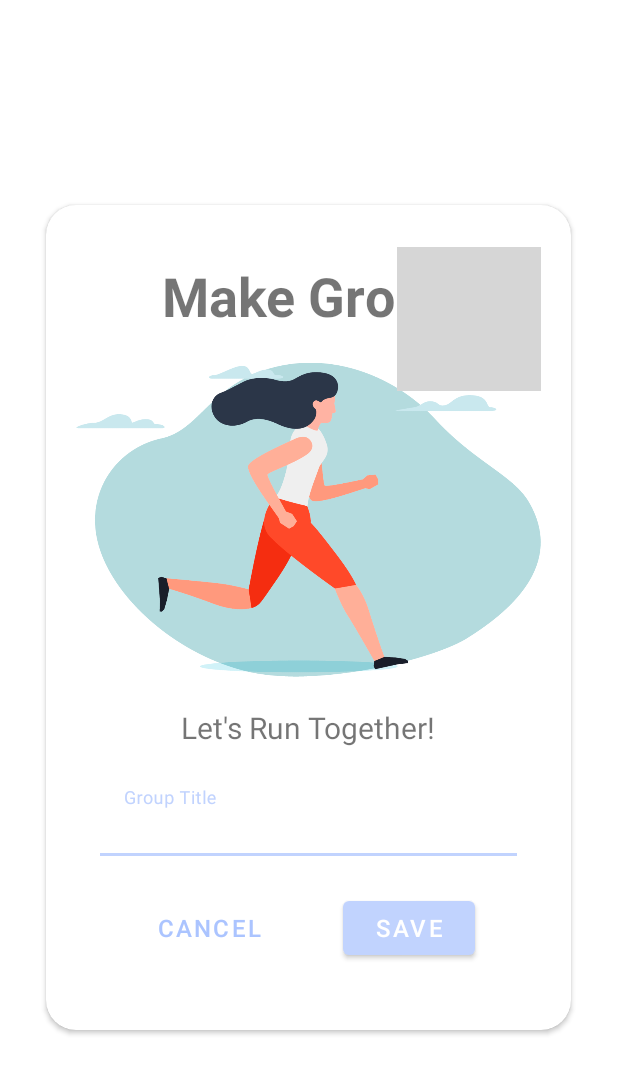
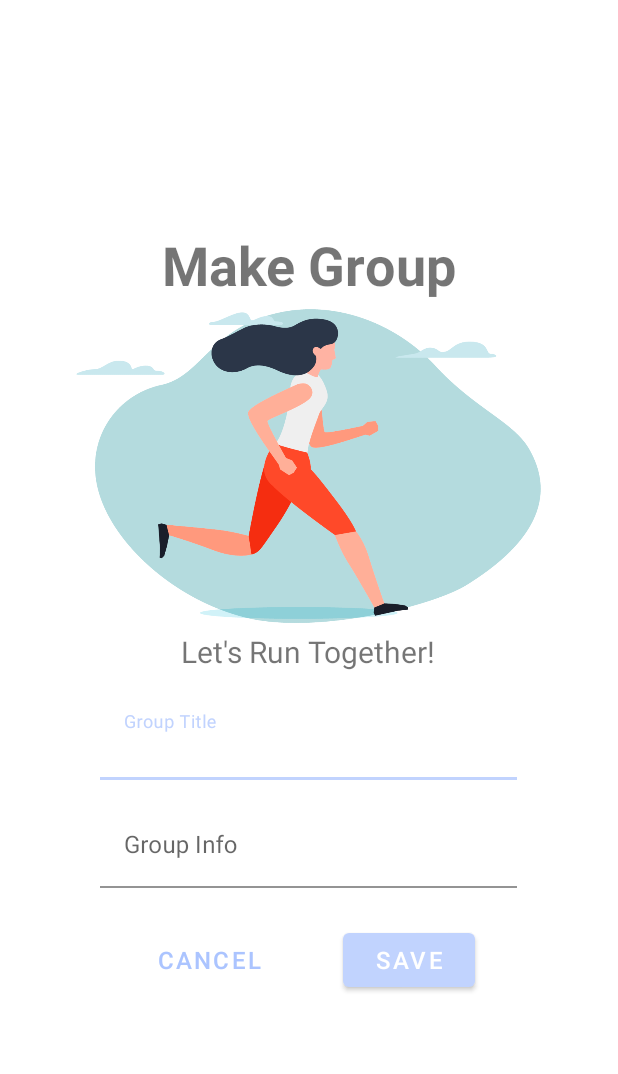
Before and after one commit to reverg/MadCamp2, an Android app: the layout dialog_make_group.xml on its own in the app's theme, with its tools: preview values and no code run, on a phone screen of 412 x 824 dp. Shown: the top 1074 px of the screen. Run offline under Robolectric (Android 15) with nearby library versions, the phone set to English and light mode, and no system bars; Roboto replaces fonts that are not available here; grey boxes are pictures that could not be loaded.

Commit message:
user ranking & group info set

```diff
--- a/app/src/main/java/com/example/madcamp2/RetrofitClient.java
+++ b/app/src/main/java/com/example/madcamp2/RetrofitClient.java
@@ -9,7 +9,7 @@ import retrofit2.Retrofit;
 import retrofit2.converter.gson.GsonConverterFactory;
 
 public class RetrofitClient {
-    private static final String BASE_URL = "http://192.249.18.74:443";
+    private static final String BASE_URL = "http://192.249.18.69:443";
     private static Retrofit retrofit = null;
 
     private RetrofitClient() {
--- a/app/src/main/java/com/example/madcamp2/community/CommunityAdapter.java
+++ b/app/src/main/java/com/example/madcamp2/community/CommunityAdapter.java
@@ -47,6 +47,7 @@ public class CommunityAdapter extends RecyclerView.Adapter<CommunityAdapter.Comm
         private MaterialCardView community_group;
         //private ImageView group_img;
         private TextView group_name;
+        private TextView group_info;
         private ImageView group_delete;
 
         public CommunityViewHolder(@NonNull View itemView) {
@@ -54,6 +55,7 @@ public class CommunityAdapter extends RecyclerView.Adapter<CommunityAdapter.Comm
             community_group = itemView.findViewById(R.id.community_group_item);
             // group_img = itemView.findViewById(R.id.group_img);
             group_name = itemView.findViewById(R.id.group_name);
+            group_info = itemView.findViewById(R.id.group_info);
             // group_delete = itemView.findViewById(R.id.group_delete);
             };
         }
@@ -70,7 +72,7 @@ public class CommunityAdapter extends RecyclerView.Adapter<CommunityAdapter.Comm
                 List<User> userList = groupList.get(viewHolder.getAdapterPosition()).getMemberList();
                 User owner = groupList.get(viewHolder.getAdapterPosition()).getGroupOwner();
                 FragmentGroupInfo groupInfo = new FragmentGroupInfo(userList, owner);
-                fragmentManager.beginTransaction().add(R.id.fragment_community, groupInfo).addToBackStack(null).commit();
+                fragmentManager.beginTransaction().replace(R.id.fragment_community, groupInfo).addToBackStack(null).commit();
             }
         });
 
@@ -90,6 +92,7 @@ public class CommunityAdapter extends RecyclerView.Adapter<CommunityAdapter.Comm
     public void onBindViewHolder(@NonNull CommunityViewHolder holder, int position) {
         Group groupItem = groupList.get(position);
         holder.group_name.setText(groupItem.getGroupName());
+        holder.group_info.setText(groupItem.getGroupInfo());
         // holder.group_img.setImageResource(R.mipmap.ic_launcher_round);
     }
 
--- a/app/src/main/java/com/example/madcamp2/community/CommunityService.java
+++ b/app/src/main/java/com/example/madcamp2/community/CommunityService.java
@@ -17,7 +17,7 @@ import retrofit2.http.Path;
 public interface CommunityService {
     @FormUrlEncoded
     @POST("/group")
-    Call<Group> insertGroupFunc(@Header ("access-token") String token, @Field("name") String name);
+    Call<Group> insertGroupFunc(@Header ("access-token") String token, @Field("name") String name, @Field("info") String info);
 
     @DELETE("/group/{groupId}")
     // Todo
--- a/app/src/main/java/com/example/madcamp2/community/DTO/Group.java
+++ b/app/src/main/java/com/example/madcamp2/community/DTO/Group.java
@@ -11,6 +11,8 @@ public class Group {
     private int groupId;
     @SerializedName("name")
     private String groupName;
+    @SerializedName("info")
+    private String groupInfo = "";
     @SerializedName("owner")
     private User groupOwner;
     @SerializedName("member")
@@ -70,4 +72,8 @@ public class Group {
     public void setCreatedAt(String createdAt) {
         this.createdAt = createdAt;
     }
+
+    public String getGroupInfo() {
+        return groupInfo;
+    }
 }
--- a/app/src/main/java/com/example/madcamp2/community/GroupInfoAdapter.java
+++ b/app/src/main/java/com/example/madcamp2/community/GroupInfoAdapter.java
@@ -37,12 +37,14 @@ public class GroupInfoAdapter extends RecyclerView.Adapter<GroupInfoAdapter.Grou
     public static class GroupViewHolder extends RecyclerView.ViewHolder {
         private MaterialCardView group_info;
         private ImageView user_img;
+        private TextView user_ranking;
         private TextView user_name;
         private TextView user_distance;
 
         public GroupViewHolder(@NonNull View itemView) {
             super(itemView);
             group_info = itemView.findViewById(R.id.group_info_item);
+            user_ranking = itemView.findViewById(R.id.user_ranking);
             user_img = itemView.findViewById(R.id.user_img);
             user_name = itemView.findViewById(R.id.user_name);
             user_distance = itemView.findViewById(R.id.user_distance);
@@ -66,7 +68,7 @@ public class GroupInfoAdapter extends RecyclerView.Adapter<GroupInfoAdapter.Grou
         } else {
             holder.user_name.setText("default user");
         }
-
+        holder.user_ranking.setText(Integer.toString(position+1));
         holder.user_distance.setText(Integer.toString(userItem.getUserDistance()));
     }
 
--- a/app/src/main/res/layout/dialog_make_group.xml
+++ b/app/src/main/res/layout/dialog_make_group.xml
@@ -1,17 +1,12 @@
 <?xml version="1.0" encoding="utf-8"?>
-    <androidx.cardview.widget.CardView
-        xmlns:android="http://schemas.android.com/apk/res/android"
+
+<androidx.constraintlayout.widget.ConstraintLayout xmlns:android="http://schemas.android.com/apk/res/android"
+    xmlns:app="http://schemas.android.com/apk/res-auto"
     xmlns:tools="http://schemas.android.com/tools"
-        xmlns:app="http://schemas.android.com/apk/res-auto"
     android:layout_width="350dp"
+    android:layout_height="wrap_content"
     android:layout_gravity="center"
-        android:layout_height="wrap_content"
-        app:cardCornerRadius="20dp"
-        >
-
-    <androidx.constraintlayout.widget.ConstraintLayout
-        android:layout_width="match_parent"
-        android:layout_height="match_parent"
+    android:background="@drawable/border"
     android:padding="20dp">
 
     <TextView
@@ -27,16 +22,16 @@
     <ImageView
         android:id="@+id/imageView3"
         android:layout_width="wrap_content"
-            android:layout_height="250dp"
+        android:layout_height="220dp"
         app:layout_constraintBottom_toBottomOf="parent"
         app:layout_constraintEnd_toEndOf="parent"
         app:layout_constraintStart_toStartOf="parent"
-            app:layout_constraintTop_toBottomOf="@+id/textView"
+        app:layout_constraintTop_toBottomOf="@+id/text_make_group"
         app:layout_constraintVertical_bias="0.0"
         app:srcCompat="@drawable/running" />
 
     <TextView
-            android:id="@+id/textView"
+        android:id="@+id/text_make_group"
         android:layout_width="wrap_content"
         android:layout_height="wrap_content"
         android:layout_marginTop="16dp"
@@ -47,17 +42,8 @@
         app:layout_constraintStart_toStartOf="parent"
         app:layout_constraintTop_toTopOf="parent" />
 
-        <ImageView
-            android:id="@+id/image_view_close"
-            android:layout_width="wrap_content"
-            android:layout_height="wrap_content"
-            android:layout_marginTop="8dp"
-            app:layout_constraintEnd_toEndOf="parent"
-            app:layout_constraintTop_toTopOf="parent"
-            app:srcCompat="@drawable/ic_baseline_close_24" />
-
     <com.google.android.material.textfield.TextInputLayout
-            android:id="@+id/textInputLayout"
+        android:id="@+id/text_name_Layout"
         android:layout_width="match_parent"
         android:layout_height="wrap_content"
         android:layout_marginStart="16dp"
@@ -78,6 +64,27 @@
             tools:layout_editor_absoluteX="70dp" />
     </com.google.android.material.textfield.TextInputLayout>
 
+    <com.google.android.material.textfield.TextInputLayout
+        android:id="@+id/text_info_layout"
+        android:layout_width="match_parent"
+        android:layout_height="wrap_content"
+        android:layout_marginStart="16dp"
+        android:layout_marginTop="16dp"
+        android:layout_marginEnd="16dp"
+        app:layout_constraintEnd_toEndOf="parent"
+        app:layout_constraintStart_toStartOf="parent"
+        app:layout_constraintTop_toBottomOf="@+id/text_name_Layout">
+
+        <com.google.android.material.textfield.TextInputEditText
+            android:id="@+id/make_group_info"
+            android:layout_width="match_parent"
+            android:layout_height="wrap_content"
+            android:background="@color/white"
+            android:hint="Group Info"
+            android:inputType="text"
+            tools:layout_editor_absoluteX="70dp" />
+    </com.google.android.material.textfield.TextInputLayout>
+
     <com.google.android.material.button.MaterialButton
         android:id="@+id/make_group_save"
         android:layout_width="wrap_content"
@@ -90,7 +97,7 @@
         android:textSize="16sp"
         app:layout_constraintBottom_toBottomOf="parent"
         app:layout_constraintEnd_toEndOf="parent"
-            app:layout_constraintTop_toBottomOf="@+id/textInputLayout" />
+        app:layout_constraintTop_toBottomOf="@+id/text_info_layout" />
 
     <com.google.android.material.button.MaterialButton
         android:id="@+id/make_group_cancel"
@@ -106,9 +113,8 @@
         app:layout_constraintBottom_toBottomOf="parent"
         app:layout_constraintEnd_toStartOf="@+id/make_group_save"
         app:layout_constraintStart_toStartOf="parent"
-            app:layout_constraintTop_toBottomOf="@+id/textInputLayout"
+        app:layout_constraintTop_toBottomOf="@+id/text_info_layout"
         app:strokeColor="@color/dark_blue"
         app:strokeWidth="3dp" />
 
 </androidx.constraintlayout.widget.ConstraintLayout>
-</androidx.cardview.widget.CardView>
--- a/app/src/main/res/layout/fragment_group_info.xml
+++ b/app/src/main/res/layout/fragment_group_info.xml
@@ -6,7 +6,8 @@
     android:layout_width="match_parent"
     android:layout_height="match_parent"
     android:background="#FFFFFF"
-    android:orientation="vertical" >
+    android:orientation="vertical"
+    android:clickable="true">
 
     <androidx.constraintlayout.widget.ConstraintLayout
         android:id="@+id/constraintLayout2"
@@ -18,6 +19,7 @@
         app:layout_constraintTop_toTopOf="parent">
 
         <ImageView
+            android:id="@+id/clear_button"
             android:layout_width="wrap_content"
             android:layout_height="wrap_content"
             android:layout_marginTop="16dp"
--- a/app/src/main/res/layout/group_info_item.xml
+++ b/app/src/main/res/layout/group_info_item.xml
@@ -20,11 +20,11 @@
         android:padding="8dp">
 
         <TextView
-            android:id="@+id/member_ranking"
+            android:id="@+id/user_ranking"
             android:layout_width="wrap_content"
             android:layout_height="wrap_content"
             android:layout_marginStart="16dp"
-            android:text="3"
+            android:text="1"
             android:textColor="@color/dark_blue"
             android:textSize="20dp"
             android:textStyle="bold"
@@ -40,7 +40,7 @@
             android:scaleType="centerCrop"
             android:src="@drawable/images"
             app:layout_constraintBottom_toBottomOf="parent"
-            app:layout_constraintStart_toEndOf="@+id/member_ranking"
+            app:layout_constraintStart_toEndOf="@+id/user_ranking"
             app:layout_constraintTop_toTopOf="parent" />
 
         <TextView
```
Also changed, not shown: app/src/main/java/com/example/madcamp2/community/FragmentCommunity.java (+13 -7 lines), app/src/main/java/com/example/madcamp2/community/FragmentGroupInfo.java (+33 -2 lines), app/src/main/res/layout/dialog_join_group.xml (+0 -9 lines). Lines whose indentation alone changed are shown as unchanged.
